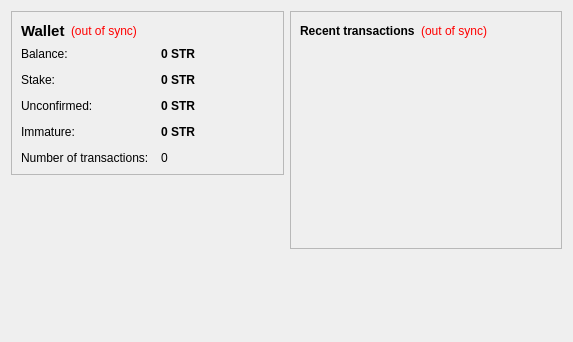
Old version of the form src/qt/forms/overviewpage.ui in the repository woolongcoin/bsgcoin.
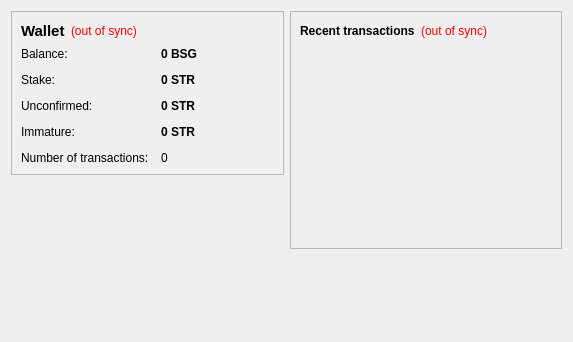
New version of the form.

```diff
--- a/src/qt/forms/overviewpage.ui
+++ b/src/qt/forms/overviewpage.ui
@@ -105,7 +105,7 @@
              <string>Your current balance</string>
             </property>
             <property name="text">
-             <string notr="true">0 STR</string>
+             <string notr="true">0 BSG</string>
             </property>
             <property name="textInteractionFlags">
              <set>Qt::LinksAccessibleByMouse|Qt::TextSelectableByKeyboard|Qt::TextSelectableByMouse</set>
```
Left out of the diff: 4 changed lines with no effect on the pictures.
